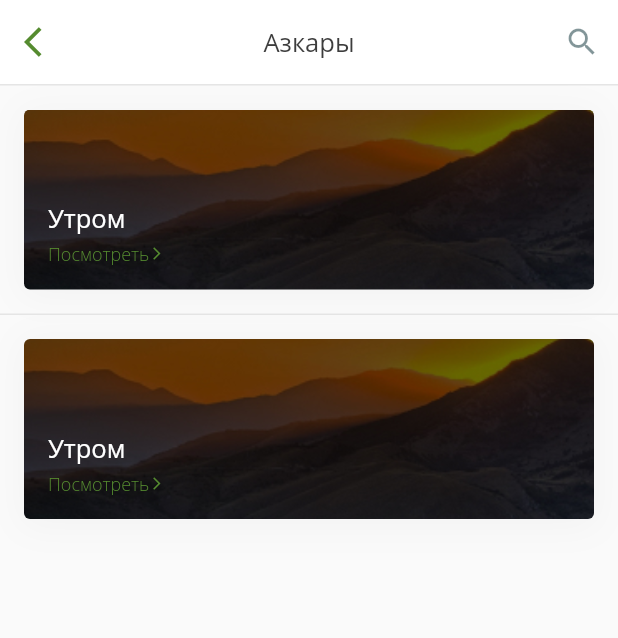
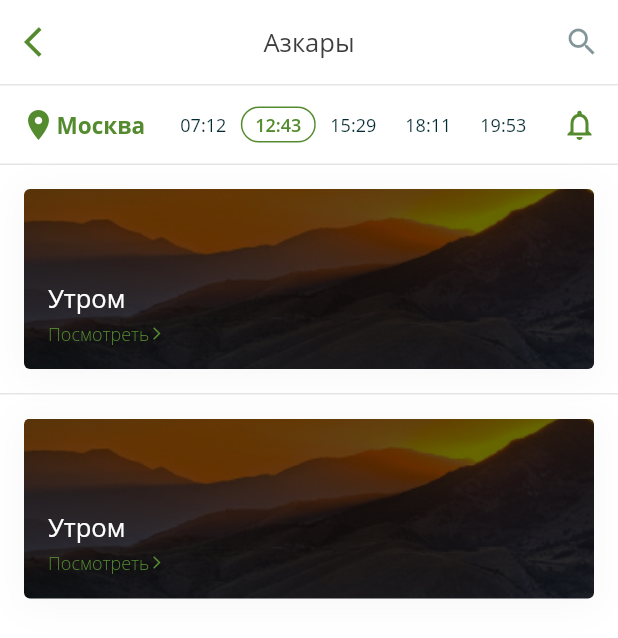
Before and after one commit to Frezyx/umma_pay_test, a Flutter app: the screen it shows after launch, on a phone screen of 412 x 824 dp. Shown: the top 638 px of the screen. Run offline on Flutter 3.47's test engine with Material 2 defaults, Android fonts, the phone set to English and light mode, and no system bars; our stand-ins replace flutter_staggered_animations; Roboto replaces fonts that are missing (Open Sans).

Commit message:
create toolbar

```diff
--- a/lib/design/src/colors.dart
+++ b/lib/design/src/colors.dart
@@ -2,6 +2,7 @@ import 'package:flutter/material.dart';
 
 class DesignThemeColors {
   final Color main = Color.fromRGBO(85, 139, 47, 1);
+  final Color darkBlue = Color.fromRGBO(5, 43, 50, 1);
   final Color grayLabel = Color.fromRGBO(61, 61, 61, 1);
   final Color grayLight = Color.fromRGBO(5, 43, 50, 0.5);
   final Color grayLightest = Color.fromRGBO(229, 229, 229, 1);
--- a/lib/design/src/text.dart
+++ b/lib/design/src/text.dart
@@ -18,4 +18,14 @@ class DesignThemeText {
     fontSize: 12,
     color: DesignTheme.colors.main,
   );
+  final TextStyle toolbarCityLabel = TextStyle(
+    fontWeight: FontWeight.w700,
+    fontSize: 15,
+    color: DesignTheme.colors.main,
+  );
+  final TextStyle timeSelectorPanelItem = TextStyle(
+    fontWeight: FontWeight.w600,
+    fontSize: 12,
+    color: DesignTheme.colors.main,
+  );
 }
--- a/lib/design/theme.dart
+++ b/lib/design/theme.dart
@@ -11,6 +11,7 @@ class DesignTheme {
   static final ThemeData appTheme = ThemeData(
     fontFamily: 'Open Sans',
     primarySwatch: Colors.green,
+    backgroundColor: Colors.white,
     visualDensity: VisualDensity.adaptivePlatformDensity,
   );
 }
--- a/lib/pages/stories_list_page.dart
+++ b/lib/pages/stories_list_page.dart
@@ -1,14 +1,43 @@
 import 'package:flutter/material.dart';
+import 'package:umma_pay_test/design/theme.dart';
 import 'package:umma_pay_test/widgets/app_bars/stories_list_app_bar.dart';
+import 'package:umma_pay_test/widgets/custom/seporator.dart';
 import 'package:umma_pay_test/widgets/stories_list/stories_list.dart';
+import 'package:umma_pay_test/widgets/time_selector_panel/time_selector_panel.dart';
 
 class StoriesListPage extends StatelessWidget {
   @override
   Widget build(BuildContext context) {
     return Scaffold(
+      backgroundColor: Colors.white,
       appBar: buildStoriesListAppBar(context),
       body: Column(
         children: [
+          Seporator(),
+          Container(
+            height: 52,
+            child: Row(
+              mainAxisAlignment: MainAxisAlignment.spaceEvenly,
+              children: [
+                Row(
+                  children: [
+                    Icon(Icons.location_on, color: DesignTheme.colors.main),
+                    Text(
+                      "Москва",
+                      style: DesignTheme.text.toolbarCityLabel,
+                    ),
+                  ],
+                ),
+                TimeSelectorPanel(
+                  selectedIndex: 1,
+                  titleList: ["07:12", "12:43", "15:29", "18:11", "19:53"],
+                  mainColor: DesignTheme.colors.main,
+                  secondaryColor: DesignTheme.colors.darkBlue,
+                ),
+                Icon(Icons.notifications_none, color: DesignTheme.colors.main),
+              ],
+            ),
+          ),
           StoriesListBuilder(),
         ],
       ),
--- /dev/null
+++ b/lib/widgets/custom/seporator.dart
@@ -0,0 +1,16 @@
+import 'package:flutter/material.dart';
+import 'package:umma_pay_test/design/theme.dart';
+
+class Seporator extends StatelessWidget {
+  const Seporator({
+    Key key,
+  }) : super(key: key);
+
+  @override
+  Widget build(BuildContext context) {
+    return Container(
+      height: 1,
+      color: DesignTheme.colors.grayLightest,
+    );
+  }
+}
--- a/lib/widgets/stories_list/src/stories_list_item.dart
+++ b/lib/widgets/stories_list/src/stories_list_item.dart
@@ -1,5 +1,6 @@
 import 'package:flutter/material.dart';
 import 'package:umma_pay_test/design/theme.dart';
+import 'package:umma_pay_test/widgets/custom/seporator.dart';
 
 class StoriesListItem extends StatelessWidget {
   const StoriesListItem({
@@ -12,7 +13,7 @@ class StoriesListItem extends StatelessWidget {
       onTap: () => print("open"),
       child: Column(
         children: [
-          _buildSeporator(),
+          Seporator(),
           Container(
             height: 120,
             width: MediaQuery.of(context).size.width,
@@ -62,11 +63,4 @@ class StoriesListItem extends StatelessWidget {
       ],
     );
   }
-
-  Container _buildSeporator() {
-    return Container(
-      height: 1,
-      color: DesignTheme.colors.grayLightest,
-    );
-  }
 }
--- /dev/null
+++ b/lib/widgets/time_selector_panel/src/time_selector_panel_item.dart
@@ -0,0 +1,46 @@
+import 'package:flutter/material.dart';
+import 'package:umma_pay_test/design/theme.dart';
+
+class TimeSelectorPanelItem extends StatelessWidget {
+  const TimeSelectorPanelItem({
+    Key key,
+    @required this.text,
+    @required this.isSelected,
+    @required this.mainColor,
+    @required this.secondaryColor,
+    @required this.onPressed,
+  }) : super(key: key);
+
+  final String text;
+  final bool isSelected;
+  final Color mainColor;
+  final Color secondaryColor;
+  final Function onPressed;
+
+  @override
+  Widget build(BuildContext context) {
+    return ButtonTheme(
+      minWidth: 50.0,
+      height: 24.0,
+      child: RaisedButton(
+        elevation: 0,
+        padding: EdgeInsets.all(2),
+        color: Colors.white,
+        child: Text(
+          text,
+          style: DesignTheme.text.timeSelectorPanelItem.copyWith(
+            color: isSelected ? mainColor : secondaryColor,
+            fontWeight: isSelected ? FontWeight.w600 : FontWeight.w400,
+          ),
+        ),
+        onPressed: onPressed,
+        shape: RoundedRectangleBorder(
+          borderRadius: BorderRadius.circular(30.0),
+          side: BorderSide(
+            color: isSelected ? mainColor : Colors.transparent,
+          ),
+        ),
+      ),
+    );
+  }
+}
--- /dev/null
+++ b/lib/widgets/time_selector_panel/time_selector_panel.dart
@@ -0,0 +1,39 @@
+import 'package:flutter/material.dart';
+import 'package:umma_pay_test/widgets/time_selector_panel/src/time_selector_panel_item.dart';
+
+class TimeSelectorPanel extends StatelessWidget {
+  const TimeSelectorPanel({
+    Key key,
+    @required this.titleList,
+    @required this.selectedIndex,
+    this.mainColor,
+    this.secondaryColor,
+  }) : super(key: key);
+
+  final int selectedIndex;
+  final List<String> titleList;
+  final Color mainColor;
+  final Color secondaryColor;
+
+  @override
+  Widget build(BuildContext context) {
+    return Row(
+      children: _buildItems(),
+    );
+  }
+
+  _buildItems() {
+    List<TimeSelectorPanelItem> items = [];
+    for (var i = 0; i < titleList.length; i++) {
+      final item = TimeSelectorPanelItem(
+        text: titleList[i],
+        isSelected: selectedIndex == i,
+        mainColor: mainColor,
+        secondaryColor: secondaryColor,
+        onPressed: () => print("sss"),
+      );
+      items.add(item);
+    }
+    return items;
+  }
+}
```
